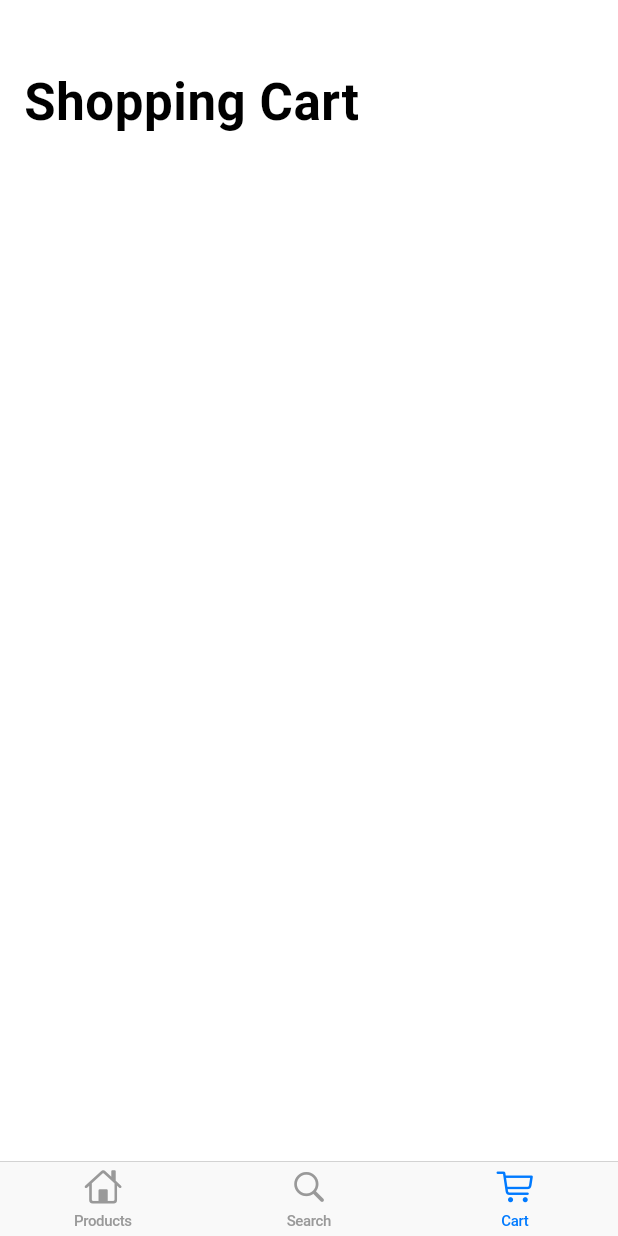
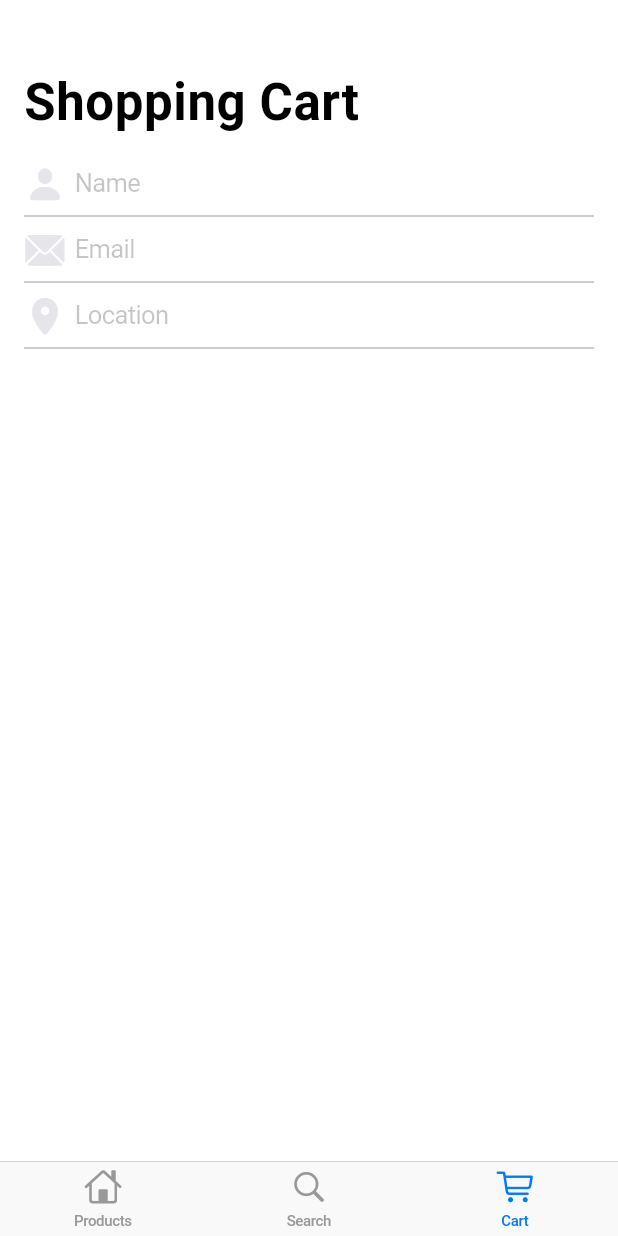
Before and after one commit to niemtec/cupertino_store, a Flutter app: the screen it shows after launch, item 3 of the bottom bar chosen, on a phone screen of 412 x 824 dp. Run offline on Flutter 3.47's test engine with Material 2 defaults, Android fonts, the phone set to English and light mode, and no system bars.

Commit message:
added cart page

```diff
--- a/lib/shopping_cart_tab.dart
+++ b/lib/shopping_cart_tab.dart
@@ -11,15 +11,129 @@ class ShoppingCartTab extends StatefulWidget {
 }
 
 class _ShoppingCartTabState extends State<ShoppingCartTab> {
+  String? name;
+  String? email;
+  String? location;
+  String? pin;
+  DateTime dateTime = DateTime.now();
+
+  Widget _buildNameField() {
+    return CupertinoTextField(
+      prefix: const Icon(
+        CupertinoIcons.person_solid,
+        color: CupertinoColors.lightBackgroundGray,
+        size: 28,
+      ),
+      padding: const EdgeInsets.symmetric(horizontal: 6, vertical: 12),
+      clearButtonMode: OverlayVisibilityMode.editing,
+      textCapitalization: TextCapitalization.words,
+      autocorrect: false,
+      decoration: const BoxDecoration(
+        border: Border(
+          bottom: BorderSide(
+            width: 0,
+            color: CupertinoColors.inactiveGray,
+          ),
+        ),
+      ),
+      placeholder: 'Name',
+      onChanged: (newName) {
+        setState(() {
+          name = newName;
+        });
+      },
+    );
+  }
+
+  Widget _buildEmailField() {
+    return const CupertinoTextField(
+      prefix: Icon(
+        CupertinoIcons.mail_solid,
+        color: CupertinoColors.lightBackgroundGray,
+        size: 28,
+      ),
+      padding: EdgeInsets.symmetric(horizontal: 6, vertical: 12),
+      clearButtonMode: OverlayVisibilityMode.editing,
+      keyboardType: TextInputType.emailAddress,
+      autocorrect: false,
+      decoration: BoxDecoration(
+        border: Border(
+          bottom: BorderSide(
+            width: 0,
+            color: CupertinoColors.inactiveGray,
+          ),
+        ),
+      ),
+      placeholder: 'Email',
+    );
+  }
+
+  Widget _buildLocationField() {
+    return const CupertinoTextField(
+      prefix: Icon(
+        CupertinoIcons.location_solid,
+        color: CupertinoColors.lightBackgroundGray,
+        size: 28,
+      ),
+      padding: EdgeInsets.symmetric(horizontal: 6, vertical: 12),
+      clearButtonMode: OverlayVisibilityMode.editing,
+      textCapitalization: TextCapitalization.words,
+      decoration: BoxDecoration(
+        border: Border(
+          bottom: BorderSide(
+            width: 0,
+            color: CupertinoColors.inactiveGray,
+          ),
+        ),
+      ),
+      placeholder: 'Location',
+    );
+  }
+
+  SliverChildBuilderDelegate _buildSliverChildBuilderDelegate(
+      AppStateModel model) {
+    return SliverChildBuilderDelegate(
+      (context, index) {
+        switch (index) {
+          case 0:
+            return Padding(
+              padding: const EdgeInsets.symmetric(horizontal: 16),
+              child: _buildNameField(),
+            );
+          case 1:
+            return Padding(
+              padding: const EdgeInsets.symmetric(horizontal: 16),
+              child: _buildEmailField(),
+            );
+          case 2:
+            return Padding(
+              padding: const EdgeInsets.symmetric(horizontal: 16),
+              child: _buildLocationField(),
+            );
+          default:
+          // Do nothing. For now.
+        }
+        return null;
+      },
+    );
+  }
+
   @override
   Widget build(BuildContext context) {
     return Consumer<AppStateModel>(
       builder: (context, model, child) {
-        return const CustomScrollView(
+        return CustomScrollView(
           slivers: <Widget>[
-            CupertinoSliverNavigationBar(
+            const CupertinoSliverNavigationBar(
               largeTitle: Text('Shopping Cart'),
             ),
+            SliverSafeArea(
+              top: false,
+              minimum: const EdgeInsets.only(top: 4),
+              sliver: SliverList(
+                delegate: _buildSliverChildBuilderDelegate(model),
+              ),
+            )
           ],
         );
       },
```
